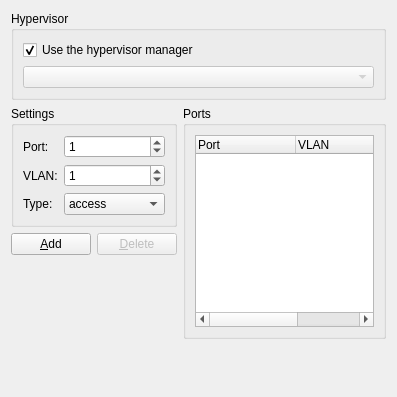
Qt form src/GNS3/Ui/ConfigurationPages/Form_ETHSWPage.ui (GNS3/gns3-legacy) before a commit.
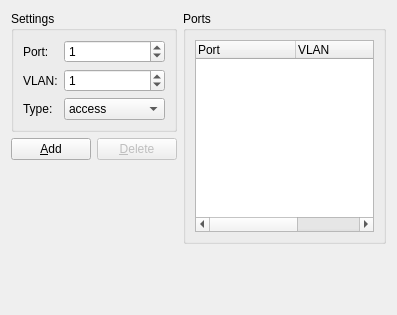
The same form after that commit.

Commit message:
[*] Remove hypervisor options for switches in node configurator
- Test a new way to test the connection to an hypervisor

```diff
--- a/src/GNS3/Ui/ConfigurationPages/Form_ETHSWPage.ui
+++ b/src/GNS3/Ui/ConfigurationPages/Form_ETHSWPage.ui
@@ -6,53 +6,14 @@
     <x>0</x>
     <y>0</y>
     <width>397</width>
-    <height>397</height>
+    <height>315</height>
    </rect>
   </property>
   <property name="windowTitle" >
    <string>Ethernet Switch</string>
   </property>
   <layout class="QGridLayout" >
-   <item row="0" column="0" colspan="3" >
-    <widget class="QGroupBox" name="groupBox_4" >
-     <property name="title" >
-      <string>Hypervisor</string>
-     </property>
-     <layout class="QGridLayout" >
-      <item row="0" column="0" >
-       <widget class="QCheckBox" name="checkBoxIntegratedHypervisor" >
-        <property name="text" >
-         <string>Use the hypervisor manager</string>
-        </property>
-        <property name="checked" >
-         <bool>true</bool>
-        </property>
-       </widget>
-      </item>
-      <item row="0" column="1" >
-       <spacer>
-        <property name="orientation" >
-         <enum>Qt::Horizontal</enum>
-        </property>
-        <property name="sizeHint" >
-         <size>
-          <width>141</width>
-          <height>20</height>
-         </size>
-        </property>
-       </spacer>
-      </item>
-      <item row="1" column="0" colspan="2" >
-       <widget class="QComboBox" name="comboBoxHypervisors" >
-        <property name="enabled" >
-         <bool>false</bool>
-        </property>
-       </widget>
-      </item>
-     </layout>
-    </widget>
-   </item>
-   <item row="1" column="0" colspan="2" >
+   <item row="0" column="0" colspan="2" >
     <widget class="QGroupBox" name="groupBox" >
      <property name="sizePolicy" >
       <sizepolicy vsizetype="Preferred" hsizetype="Expanding" >
@@ -140,7 +101,7 @@
      </layout>
     </widget>
    </item>
-   <item rowspan="3" row="1" column="2" >
+   <item rowspan="3" row="0" column="2" >
     <widget class="QGroupBox" name="groupBox_2" >
      <property name="title" >
       <string>Ports</string>
@@ -177,14 +138,14 @@
      </layout>
     </widget>
    </item>
-   <item row="2" column="0" >
+   <item row="1" column="0" >
     <widget class="QPushButton" name="pushButtonAdd" >
      <property name="text" >
       <string>&amp;Add</string>
      </property>
     </widget>
    </item>
-   <item row="2" column="1" >
+   <item row="1" column="1" >
     <widget class="QPushButton" name="pushButtonDelete" >
      <property name="enabled" >
       <bool>false</bool>
@@ -194,7 +155,7 @@
      </property>
     </widget>
    </item>
-   <item row="3" column="1" >
+   <item row="2" column="1" >
     <spacer>
      <property name="orientation" >
       <enum>Qt::Vertical</enum>
@@ -207,7 +168,7 @@
      </property>
     </spacer>
    </item>
-   <item row="4" column="2" >
+   <item row="3" column="2" >
     <spacer>
      <property name="orientation" >
       <enum>Qt::Vertical</enum>
```
The commit also changes 29 other files.
